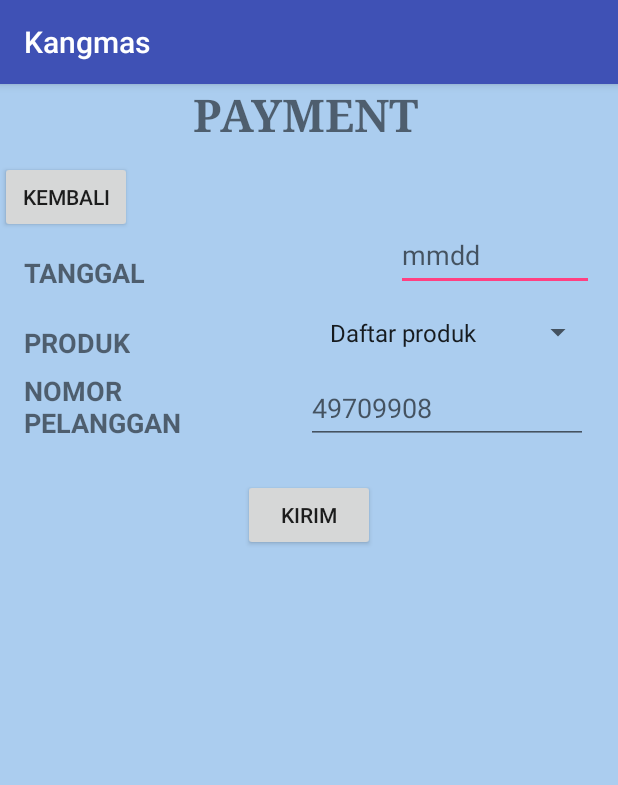
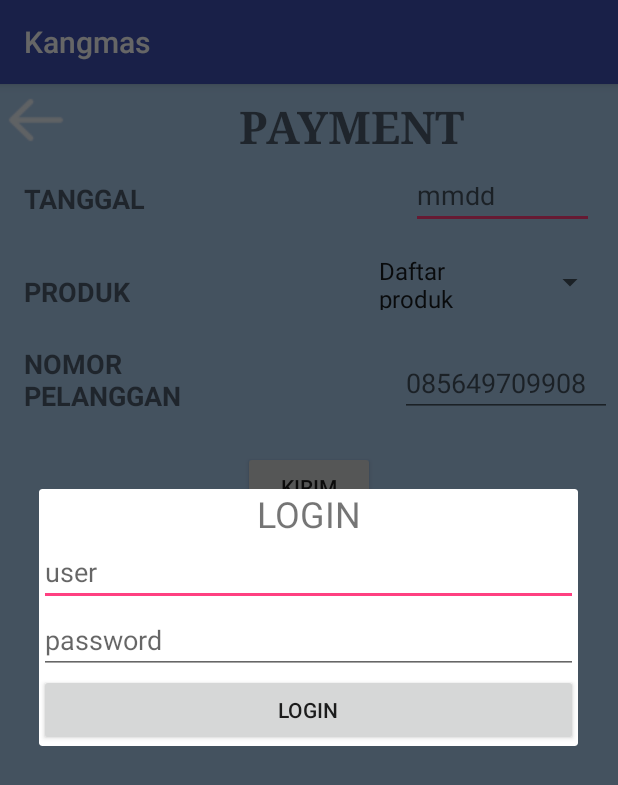
Before and after one commit to purwanda/Kangmas, an Android app: the payment screen opened directly, with no data from a screen before it, after a tap on "KIRIM", on a phone screen of 412 x 824 dp. Shown: the top 785 px of the screen. Run offline under Robolectric (Android 15) with nearby library versions, the phone set to English and light mode, and no system bars; libraries missing offline, so code that uses them is left out: com.firebase.client; 5 statements that could not run were skipped.

Commit message:
tambah login

```diff
--- a/app/src/main/java/com/example/kanjeng/kangmas/payment.java
+++ b/app/src/main/java/com/example/kanjeng/kangmas/payment.java
@@ -1,12 +1,15 @@
 package com.example.kanjeng.kangmas;
 
 import android.content.Intent;
+import android.support.v7.app.AlertDialog;
 import android.support.v7.app.AppCompatActivity;
 import android.os.Bundle;
 import android.util.Log;
 import android.view.View;
+import android.view.Window;
 import android.widget.AdapterView;
 import android.widget.ArrayAdapter;
+import android.widget.Button;
 import android.widget.EditText;
 import android.widget.Spinner;
 import android.widget.TextView;
@@ -39,7 +42,7 @@ public class payment extends AppCompatActivity {
     Firebase fbip,fbport;
     String valueip;
     int valueport;
-    EditText tglpay,nmrpay;
+    EditText tglpay,nmrpay,mUserPayment,mPasswordPayment;
 
     public static final String tag_judul = "judul";
     public static final String tag_mmdd = "mmdd";
@@ -60,6 +63,7 @@ public class payment extends AppCompatActivity {
 
     @Override
     protected void onCreate(Bundle savedInstanceState) {
+        this.requestWindowFeature(Window.FEATURE_NO_TITLE);
         super.onCreate(savedInstanceState);
         setContentView(R.layout.activity_payment);
 
@@ -193,7 +197,27 @@ public class payment extends AppCompatActivity {
         startActivity(main);
     }
 
-    public void kirim(View view){
+    public void loginpayment(View view) {
+        AlertDialog.Builder mBuilder = new AlertDialog.Builder(payment.this);
+        View mView = getLayoutInflater().inflate(R.layout.dialog_login_payment, null);
+        mUserPayment = (EditText)mView.findViewById(R.id.etUserPayment);
+        mPasswordPayment = (EditText)mView.findViewById(R.id.etPasswordPayment);
+        Button mLoginPayment = (Button)mView.findViewById(R.id.btnLoginPayment);
+
+        mBuilder.setView(mView);
+        AlertDialog dialog = mBuilder.create();
+        dialog.show();
+    }
+    public void cekdansendpayment(View view){
+        if(!mUserPayment.getText().toString().isEmpty() && !mPasswordPayment.getText().toString().isEmpty()){
+            kirimPayment();
+        } else
+        {
+            Toast.makeText(payment.this,"Lengkapi data yang kosong",Toast.LENGTH_SHORT).show();
+        }
+    }
+
+    public void kirimPayment(){
         Socket sok = null;
         try {
             sok = new Socket(valueip,valueport);
@@ -201,18 +225,20 @@ public class payment extends AppCompatActivity {
             DataInputStream dis = new DataInputStream(sok.getInputStream());
             DataOutputStream dos = new DataOutputStream(sok.getOutputStream());
 
-            String msg = stringToJson("produk",produk,"tanggal",tglpay.getText().toString(),"nomor",nmrpay.getText().toString());
+            String msg = stringToJson("produk",produk,"tanggal",tglpay.getText().toString(),"nomor",nmrpay.getText().toString(),"user",mUserPayment.getText().toString(),"password",mPasswordPayment.getText().toString());
             String req = encrypt("Bar12345Bar12345","RandomInitVector",msg);
             dos.writeUTF(req);
 
             String respon = dis.readUTF();
             msg = decrypt("Bar12345Bar12345","RandomInitVector",respon);
-            ArrayList<HashMap<String, String>> resultList = ParseJSON(msg);
+            if (msg.equals("error_1")) {Toast.makeText(getApplicationContext(), "User atau Password Anda salah", Toast.LENGTH_LONG).show();}
+            else {
+                ArrayList<HashMap<String, String>> resultList = ParseJSON(msg);
 
-            Intent hasil = new Intent(this, payment_hasil.class);
-            hasil.putExtra("arraylist",resultList);
-            startActivity(hasil);
-
+                Intent hasil = new Intent(this, payment_hasil.class);
+                hasil.putExtra("arraylist", resultList);
+                startActivity(hasil);
+            }
             sok.close();
         }
         catch (IOException e) {
@@ -259,13 +285,15 @@ public class payment extends AppCompatActivity {
         return null;
     }
 
-    private String stringToJson (String key0,String value0,String key1,String value1,String key2,String value2){
+    private String stringToJson (String key0,String value0,String key1,String value1,String key2,String value2, String key3,String value3,String key4,String value4){
         String message;
         JSONObject json = new JSONObject();
         try {
             json.put(key0, value0);
             json.put(key1, value1);
             json.put(key2, value2);
+            json.put(key3, value3);
+            json.put(key4, value4);
         } catch (JSONException e) {
             e.printStackTrace();
         }
--- a/app/src/main/res/layout/activity_payment.xml
+++ b/app/src/main/res/layout/activity_payment.xml
@@ -11,28 +11,33 @@
 
     <Button
         android:id="@+id/btnBack"
-        android:layout_width="wrap_content"
-        android:layout_height="wrap_content"
+        android:background="@drawable/ic_back"
+        android:layout_width="48dp"
+        android:layout_height="48dp"
+        android:layout_marginLeft="0dp"
+        android:layout_marginTop="0dp"
         android:onClick="clickBack"
-        android:text="KEMBALI"
-        android:layout_marginLeft="0dp"
         app:layout_constraintLeft_toLeftOf="parent"
-        app:layout_constraintTop_toTopOf="parent"
-        android:layout_marginTop="51dp" />
+        app:layout_constraintTop_toTopOf="parent" />
 
     <TextView
         android:id="@+id/textView2"
-        android:layout_width="380dp"
-        android:layout_height="59dp"
+        android:layout_width="407dp"
+        android:layout_height="34dp"
         android:fontFamily="serif"
         android:text="PAYMENT"
         android:textAlignment="center"
         android:textSize="30sp"
         android:textStyle="bold"
-        app:layout_constraintTop_toTopOf="parent"
+        app:layout_constraintTop_toTopOf="@+id/btnBack"
         app:layout_constraintRight_toRightOf="parent"
-        app:layout_constraintLeft_toLeftOf="parent"
-        app:layout_constraintHorizontal_bias="0.416" />
+        android:layout_marginTop="8dp"
+        app:layout_constraintBottom_toBottomOf="@+id/btnBack"
+        android:layout_marginBottom="8dp"
+        android:layout_marginRight="0dp"
+        app:layout_constraintVertical_bias="0.0"
+        app:layout_constraintLeft_toRightOf="@+id/btnBack"
+        android:layout_marginLeft="8dp" />
 
     <TextView
         android:id="@+id/textView9"
@@ -41,10 +46,11 @@
         android:text="TANGGAL"
         android:textSize="18sp"
         android:textStyle="bold"
-        android:layout_marginTop="14dp"
-        app:layout_constraintTop_toBottomOf="@+id/btnBack"
         android:layout_marginLeft="16dp"
-        app:layout_constraintLeft_toLeftOf="parent" />
+        app:layout_constraintLeft_toLeftOf="parent"
+        android:layout_marginStart="16dp"
+        android:layout_marginTop="22dp"
+        app:layout_constraintTop_toBottomOf="@+id/textView2" />
 
     <TextView
         android:id="@+id/textView11"
@@ -54,26 +60,28 @@
         android:textSize="18sp"
         android:textStyle="bold"
         app:layout_constraintLeft_toLeftOf="parent"
-        android:layout_marginTop="22dp"
+        android:layout_marginTop="37dp"
         app:layout_constraintTop_toBottomOf="@+id/textView9"
-        android:layout_marginLeft="16dp" />
+        android:layout_marginLeft="16dp"
+        android:layout_marginStart="16dp" />
 
     <TextView
         android:id="@+id/textView12"
-        android:layout_width="140dp"
-        android:layout_height="48dp"
+        android:layout_width="108dp"
+        android:layout_height="47dp"
         android:layout_marginLeft="16dp"
-        android:layout_marginTop="7dp"
+        android:layout_marginTop="23dp"
         android:text="NOMOR PELANGGAN"
         android:textSize="18sp"
         android:textStyle="bold"
         app:layout_constraintLeft_toLeftOf="parent"
-        app:layout_constraintTop_toBottomOf="@+id/textView11" />
+        app:layout_constraintTop_toBottomOf="@+id/textView11"
+        android:layout_marginStart="16dp" />
 
     <EditText
         android:id="@+id/edittanggalpay"
-        android:layout_width="132dp"
-        android:layout_height="47dp"
+        android:layout_width="122dp"
+        android:layout_height="38dp"
         android:layout_marginRight="16dp"
         android:ems="10"
         android:hint="mmdd"
@@ -82,52 +90,51 @@
         app:layout_constraintBottom_toBottomOf="@+id/textView9"
         app:layout_constraintRight_toRightOf="parent"
         app:layout_constraintTop_toTopOf="@+id/textView9"
-        app:layout_constraintVertical_bias="1.0" />
+        app:layout_constraintVertical_bias="0.437"
+        android:layout_marginEnd="16dp" />
 
     <Spinner
         android:id="@+id/spinnerProduk"
-        android:layout_width="192dp"
-        android:layout_height="38dp"
-        android:layout_marginBottom="0dp"
-        android:layout_marginRight="0dp"
+        android:layout_width="167dp"
+        android:layout_height="37dp"
         android:layout_marginTop="8dp"
         app:layout_constraintBottom_toBottomOf="@+id/textView11"
-        app:layout_constraintRight_toRightOf="@+id/edittanggalpay"
+        app:layout_constraintRight_toRightOf="parent"
         app:layout_constraintTop_toTopOf="@+id/textView11"
         app:layout_constraintVertical_bias="1.0"
         app:layout_constraintLeft_toRightOf="@+id/textView11"
         android:layout_marginLeft="24dp"
-        app:layout_constraintHorizontal_bias="1.0" />
+        app:layout_constraintHorizontal_bias="1.0"
+        android:layout_marginStart="24dp"
+        android:layout_marginRight="8dp" />
 
     <EditText
         android:id="@+id/editnomorpay"
-        android:layout_width="188dp"
-        android:layout_height="47dp"
-        android:layout_marginBottom="0dp"
-        android:layout_marginLeft="8dp"
-        android:layout_marginRight="4dp"
+        android:layout_width="141dp"
+        android:layout_height="40dp"
+        android:layout_marginEnd="4dp"
+        android:layout_marginRight="8dp"
+        android:layout_marginStart="8dp"
         android:layout_marginTop="8dp"
         android:ems="10"
-        android:hint="49709908"
+        android:hint="085649709908"
         android:inputType="number"
         app:layout_constraintBottom_toBottomOf="@+id/textView12"
-        app:layout_constraintHorizontal_bias="1.0"
-        app:layout_constraintLeft_toRightOf="@+id/textView12"
-        app:layout_constraintRight_toRightOf="@+id/spinnerProduk"
+        app:layout_constraintRight_toRightOf="parent"
         app:layout_constraintTop_toTopOf="@+id/textView12"
-        app:layout_constraintVertical_bias="1.0" />
+        app:layout_constraintVertical_bias="0.615" />
 
     <Button
         android:id="@+id/btnKirim"
         android:layout_width="wrap_content"
         android:layout_height="wrap_content"
+        android:layout_marginBottom="8dp"
         android:layout_marginTop="23dp"
-        android:onClick="kirim"
+        android:onClick="loginpayment"
         android:text="KIRIM"
+        app:layout_constraintBottom_toBottomOf="parent"
         app:layout_constraintLeft_toLeftOf="parent"
         app:layout_constraintRight_toRightOf="parent"
         app:layout_constraintTop_toBottomOf="@+id/textView12"
-        app:layout_constraintBottom_toBottomOf="parent"
-        android:layout_marginBottom="8dp"
         app:layout_constraintVertical_bias="0.0" />
 </android.support.constraint.ConstraintLayout>
--- /dev/null
+++ b/app/src/main/res/layout/dialog_login_payment.xml
@@ -0,0 +1,36 @@
+<?xml version="1.0" encoding="utf-8"?>
+<LinearLayout xmlns:android="http://schemas.android.com/apk/res/android"
+    android:orientation="vertical" android:layout_width="match_parent"
+    android:layout_height="match_parent">
+
+    <TextView
+        android:id="@+id/textView14"
+        android:layout_width="match_parent"
+        android:layout_height="wrap_content"
+        android:text="LOGIN"
+        android:textAlignment="center"
+        android:textSize="24sp" />
+
+    <EditText
+        android:id="@+id/etUserPayment"
+        android:layout_width="match_parent"
+        android:layout_height="wrap_content"
+        android:ems="10"
+        android:hint="user"
+        android:inputType="textPersonName" />
+
+    <EditText
+        android:id="@+id/etPasswordPayment"
+        android:layout_width="match_parent"
+        android:layout_height="wrap_content"
+        android:ems="10"
+        android:hint="password"
+        android:inputType="textPassword" />
+
+    <Button
+        android:id="@+id/btnLoginPayment"
+        android:layout_width="match_parent"
+        android:layout_height="wrap_content"
+        android:onClick="cekdansendpayment"
+        android:text="LOGIN" />
+</LinearLayout>
```
Also changed, not shown: app/src/main/AndroidManifest.xml (+5 -5 lines), app/src/main/java/com/example/kanjeng/kangmas/atmb.java (+38 -16 lines), app/src/main/res/layout/activity_atmb.xml (+35 -37 lines), app/src/main/res/layout/activity_atmb_hasil.xml (+9 -10 lines), app/src/main/res/layout/activity_payment_hasil.xml (+17 -11 lines), app/src/main/res/layout/dialog_login_atmb.xml (added, +36 -0 lines), app/src/main/ic_back-web.png (added), app/src/main/res/drawable-hdpi/ic_back.png (added), app/src/main/res/drawable-mdpi/ic_back.png (added), app/src/main/res/drawable-xhdpi/ic_back.png (added), app/src/main/res/drawable-xxhdpi/ic_back.png (added), app/src/main/res/mipmap-hdpi/ic_back.png (added), app/src/main/res/mipmap-mdpi/ic_back.png (added), app/src/main/res/mipmap-xhdpi/ic_back.png (added), 2 more files.
